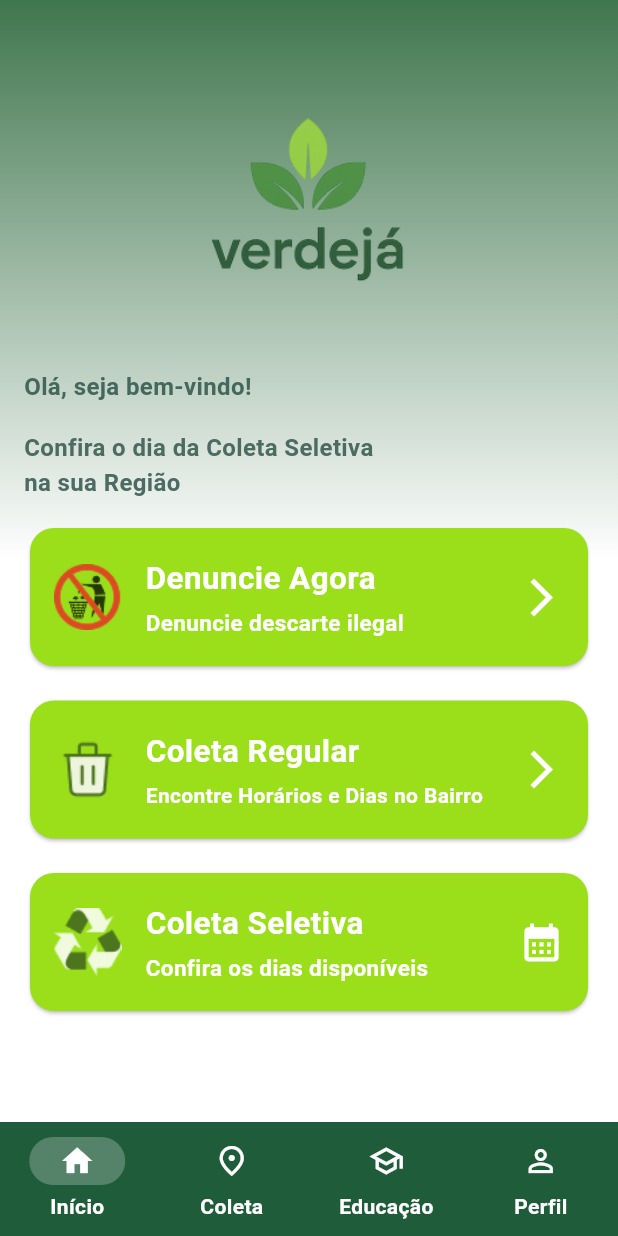
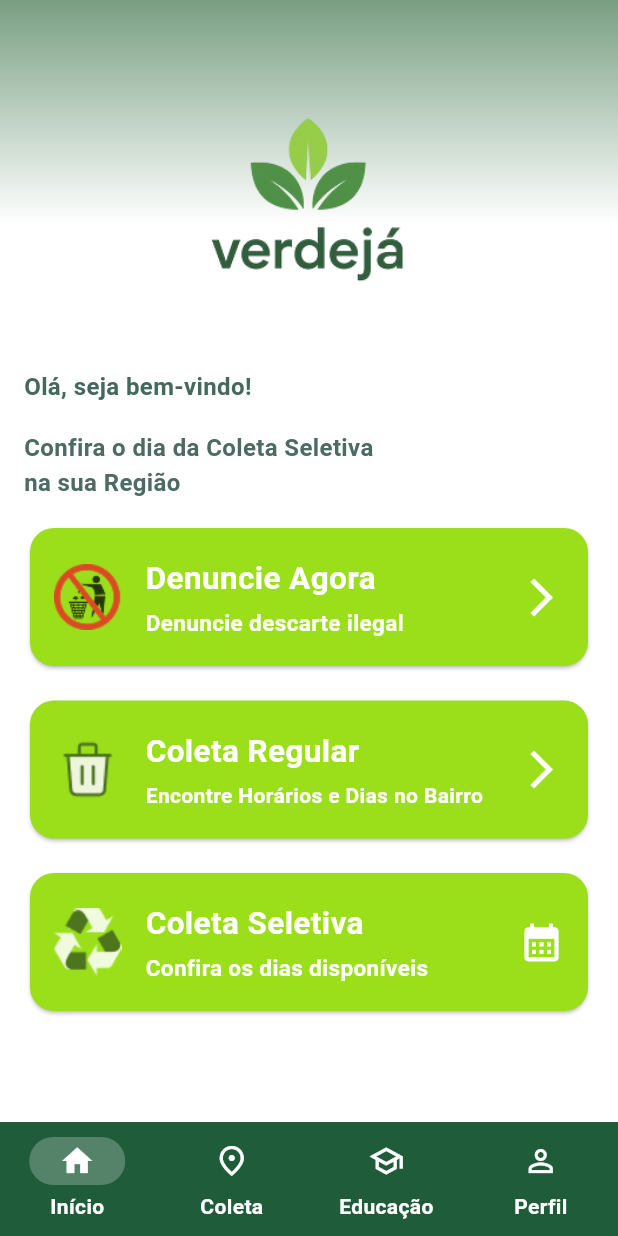
Before and after one commit to eudanielanjos/Projeto-Verde-ja, a Flutter app: the TelaInicialView screen opened by its route, on a phone screen of 412 x 824 dp. Run offline on Flutter 3.47's test engine with Material 3 defaults, Android fonts, the phone set to English and light mode, and no system bars.

Commit message:
Alteração do Background

```diff
--- a/lib/views/tela_inicial_view.dart
+++ b/lib/views/tela_inicial_view.dart
@@ -38,10 +38,10 @@ class _TelaInicialViewState extends State<TelaInicialView> {
             begin: Alignment.topCenter,
             end: Alignment.bottomCenter,
             colors: [
-              Color.fromRGBO(64, 118, 78, 1),
+              Color.fromRGBO(120, 159, 130, 1),
               Colors.white,
             ],
-            stops: [0.0, 0.5],
+            stops: [0.0, 0.2],
           ),
         ),
         child: Padding(
```
